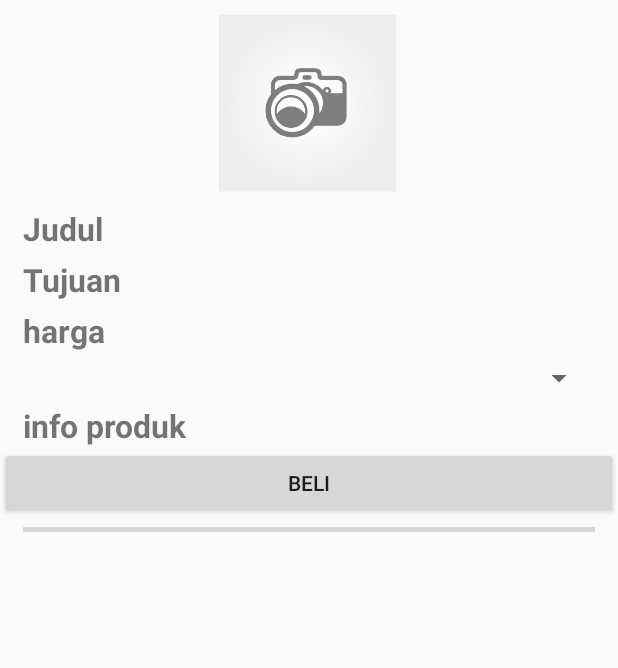
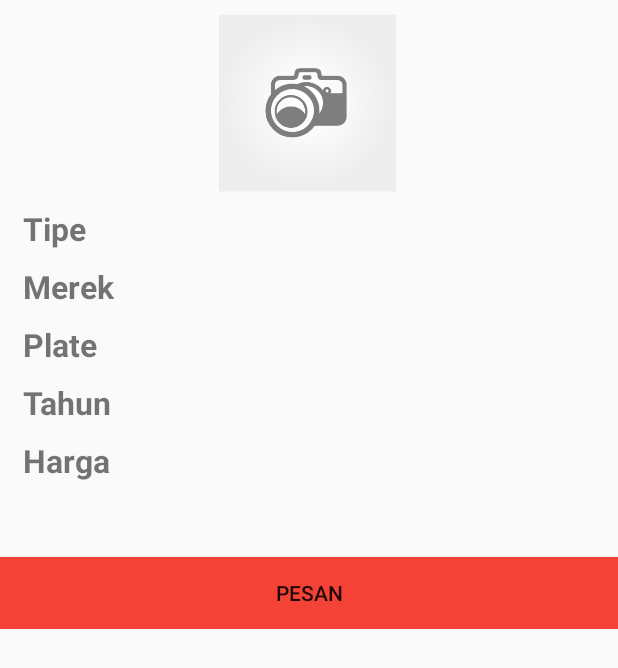
Before and after one commit to widikomartha/docar, an Android app: the layout detail_car.xml on its own in the app's theme, with its tools: preview values and no code run, on a phone screen of 412 x 824 dp. Shown: the top 668 px of the screen. Run offline under Robolectric (Android 15) with nearby library versions, the phone set to English and light mode, and no system bars; network calls fail; grey boxes are pictures that could not be loaded.

Commit message:
comiit list

```diff
--- a/app/build.gradle
+++ b/app/build.gradle
@@ -31,7 +31,7 @@ dependencies {
     implementation 'com.drand:bottomnavigation:1.3.7'
     implementation 'com.android.volley:volley:1.1.0'
     implementation 'com.github.bumptech.glide:glide:4.9.0'
-    implementation 'com.github.bumptech.glide:glide:4.9.0'
+
     annotationProcessor 'com.github.bumptech.glide:compiler:4.9.0'
 //    implementation 'com.github.bumptech.glide:glide:4.10.0'
 
--- a/app/src/main/AndroidManifest.xml
+++ b/app/src/main/AndroidManifest.xml
@@ -30,6 +30,9 @@
         <activity
             android:name=".RegisterActivity"
             android:theme="@style/AppTheme.NoActionBar" />
+        <activity
+            android:name=".DetailCar"
+            android:theme="@style/AppTheme.NoActionBar" />
     </application>
 
 </manifest>
--- a/app/src/main/java/com/example/docar/AdapterRecyclerGrid.java
+++ b/app/src/main/java/com/example/docar/AdapterRecyclerGrid.java
@@ -10,6 +10,8 @@ import android.view.ViewGroup;
 import android.widget.ImageView;
 import android.widget.TextView;
 import android.widget.Toast;
+
+import com.example.docar.activity.ListViewActivity;
 
 import java.util.ArrayList;
 
@@ -56,7 +58,7 @@ public class AdapterRecyclerGrid extends RecyclerView.Adapter<AdapterRecyclerGri
 						switch (getAdapterPosition()){
 							case 0 :
 								Toast.makeText(itemView.getContext(),"You have selected :"+getAdapterPosition(), Toast.LENGTH_SHORT).show();
-
+								intent = new Intent(context, ListViewActivity.class);
 								break;
 							case 1 :
 
--- a/app/src/main/java/com/example/docar/LoginActivity.java
+++ b/app/src/main/java/com/example/docar/LoginActivity.java
@@ -27,7 +27,7 @@ public class LoginActivity extends AppCompatActivity {
     Button signin,signup;
     EditText email,password;
 
-    String URL_DATA = "http://192.168.1.6/docar/login.php";
+    String URL_DATA = "http://192.168.43.87/docar/login.php";
 
 
     @Override
@@ -75,7 +75,7 @@ public class LoginActivity extends AppCompatActivity {
                             String status = json.getString("message");
 
 
-                            Toast.makeText(getApplicationContext(), " Mesage : "+status, Toast.LENGTH_LONG).show();
+                            Toast.makeText(getApplicationContext(), " Login : "+status, Toast.LENGTH_LONG).show();
                             if(status.equals("success")){
 
                                 // Jika Login Sukses Maka pindah ke activity lain.
--- a/app/src/main/java/com/example/docar/RegisterActivity.java
+++ b/app/src/main/java/com/example/docar/RegisterActivity.java
@@ -25,7 +25,7 @@ import java.util.Map;
 
 public class RegisterActivity extends AppCompatActivity {
 
-    String URL_DATA = "http://192.168.1.6/docar/register.php";
+    String URL_DATA = "http://192.168.43.87/docar/register.php";
     String tempName, tempEmail, tempPass, temptNoTlp;
     EditText name,email,password, repassword, no_tlp;
     //RadioButton JKL, JKP;
--- a/app/src/main/java/com/example/docar/listview/ListViewArrayAdapter.java
+++ b/app/src/main/java/com/example/docar/listview/ListViewArrayAdapter.java
@@ -52,7 +52,7 @@ public class ListViewArrayAdapter extends ArrayAdapter<SetValue_Car> {
         Glide.with(context).load(setValue_car.getFoto()).into(foto);
         tipe.setText(setValue_car.getTipe());
         merek.setText(setValue_car.getMerek());
-        harga.setText(setValue_car.getHarga());
+        harga.setText("Rp " + formatter.format(setValue_car.getHarga()));
 
         return v;
     }
--- a/app/src/main/res/layout/detail_car.xml
+++ b/app/src/main/res/layout/detail_car.xml
@@ -11,7 +11,7 @@
             android:orientation="vertical">
 
             <ImageView
-                android:id="@+id/gambar_detail"
+                android:id="@+id/foto_detail"
                 android:layout_width="389dp"
                 android:layout_height="118dp"
                 android:layout_marginLeft="10dp"
@@ -22,78 +22,67 @@
             <TextView
                 android:layout_width="wrap_content"
                 android:layout_height="wrap_content"
-                android:id="@+id/judul_detail"
-                android:layout_below="@+id/gambar_detail"
+                android:id="@+id/tipe_detail"
+                android:layout_below="@+id/foto_detail"
                 android:layout_marginTop="10dp"
                 android:layout_marginLeft="15dp"
-                android:text="Judul"
+                android:text="Tipe"
                 android:textSize="21dp"
                 android:textStyle="bold" />
 
-    <TextView
-        android:layout_width="wrap_content"
-        android:id="@+id/tujuandetail"
-        android:layout_below="@+id/imageView2"
-        android:layout_marginLeft="15dp"
-        android:layout_height="wrap_content"
-        android:textSize="21dp"
-        android:textStyle="bold"
-        android:text="Tujuan"
-        android:layout_marginTop="5dp"
-        />
             <TextView
                 android:layout_width="wrap_content"
-                android:id="@+id/harga"
-                android:layout_below="@+id/imageView2"
+                android:layout_height="wrap_content"
+                android:id="@+id/merek_detail"
+                android:layout_below="@+id/tipe_detail"
+                android:layout_marginTop="10dp"
                 android:layout_marginLeft="15dp"
-                android:layout_height="wrap_content"
+                android:text="Merek"
                 android:textSize="21dp"
-                android:textStyle="bold"
-                android:text="harga"
-                android:layout_marginTop="5dp"
-                />
-            <Spinner
-                android:id="@+id/cbBox"
-                android:layout_width="match_parent"
-                android:layout_height="match_parent"
-                android:layout_below="@+id/harga"
-                android:layout_alignParentStart="true"
-                android:layout_alignParentLeft="true"
-                android:layout_alignParentTop="true"
-                android:layout_marginLeft="15dp"
-                android:layout_marginTop="5dp"
-                android:layout_marginRight="15dp"
-                android:textStyle="bold"
-
-                />
-
-
+                android:textStyle="bold" />
 
             <TextView
                 android:layout_width="wrap_content"
-                android:id="@+id/infoproduk"
-                android:layout_below="@+id/imageView2"
+                android:layout_height="wrap_content"
+                android:id="@+id/plate_detail"
+                android:layout_below="@+id/merek_detail"
+                android:layout_marginTop="10dp"
                 android:layout_marginLeft="15dp"
+                android:text="Plate"
+                android:textSize="21dp"
+                android:textStyle="bold" />
+
+            <TextView
+                android:layout_width="wrap_content"
                 android:layout_height="wrap_content"
+                android:id="@+id/tahun_detail"
+                android:layout_below="@+id/plate_detail"
+                android:layout_marginTop="10dp"
+                android:layout_marginLeft="15dp"
+                android:text="Tahun"
                 android:textSize="21dp"
-                android:textStyle="bold"
-                android:text="info produk"
-                android:layout_marginTop="5dp"
-                />
+                android:textStyle="bold" />
+
+            <TextView
+                android:layout_width="wrap_content"
+                android:layout_height="wrap_content"
+                android:id="@+id/harga_detail"
+                android:layout_below="@+id/tahun_detail"
+                android:layout_marginTop="10dp"
+                android:layout_marginLeft="15dp"
+                android:text="Harga"
+                android:textSize="21dp"
+                android:textStyle="bold" />
+
 
             <Button
                 android:layout_width="match_parent"
                 android:layout_height="wrap_content"
-                android:text="BELI"/>
+                android:background="@color/orange"
+                android:text="Pesan"
+                android:layout_marginTop="50dp"/>
 
-            <View
-                android:layout_width="match_parent"
-                android:layout_height="3dp"
-                android:background="@drawable/bg_btn_white_primary"
-                android:layout_marginLeft="15dp"
-                android:layout_marginRight="15dp"
-                android:layout_marginTop="5dp"
-                />
+
 
         </LinearLayout>
     </ScrollView>
--- a/app/src/main/res/layout/list_car.xml
+++ b/app/src/main/res/layout/list_car.xml
@@ -2,6 +2,7 @@
 <RelativeLayout xmlns:android="http://schemas.android.com/apk/res/android"
     android:layout_width="match_parent"
     android:layout_height="match_parent">
+
     <ImageView
         android:id="@+id/imageView"
         android:layout_width="70dp"
```
Also changed, not shown: app/src/main/java/com/example/docar/DetailCar.java (+33 -1 lines), app/src/main/java/com/example/docar/activity/ListViewActivity.java (+28 -3 lines), app/src/main/java/com/example/docar/model/SetValue_Car.java (+4 -3 lines).
